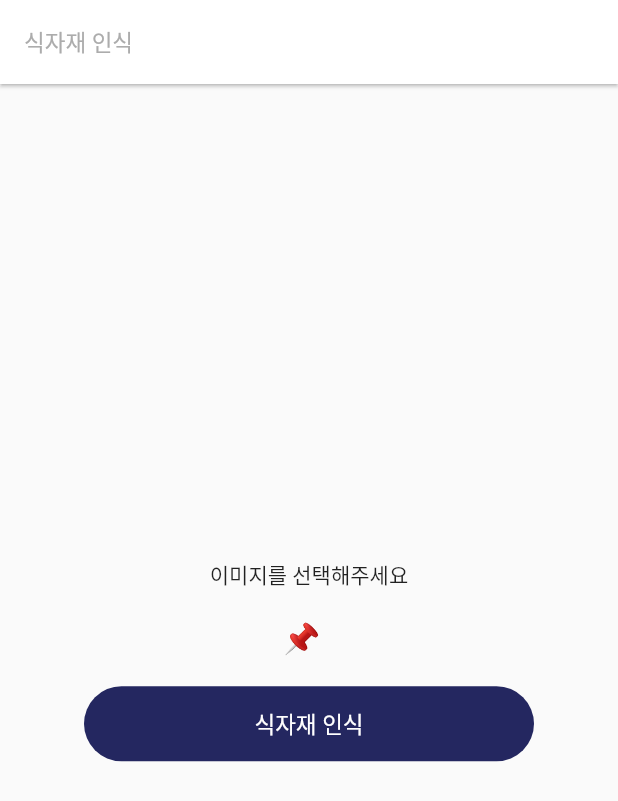
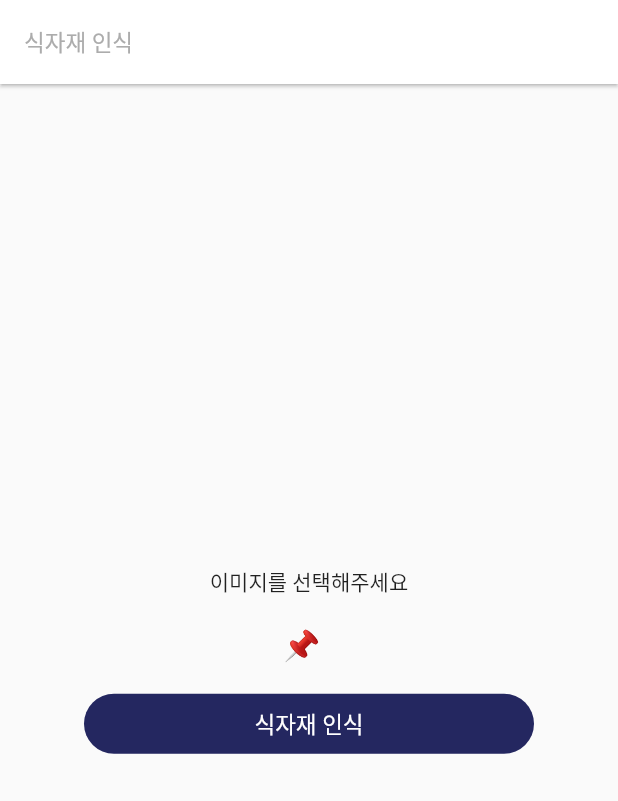
Before and after one commit to awaaaake/recipe-finder, a Flutter app: the Classifier screen opened directly, on a phone screen of 412 x 824 dp. Shown: the top 801 px of the screen. Run offline on Flutter 3.47's test engine with Material 2 defaults, Android fonts, the phone set to English and light mode, and no system bars; our stand-ins replace dio, flutter_dotenv, flutter_rating_bar, flutter_secure_storage, flutter_svg, image_picker and 1 more; missing offline and left inert: kakao_flutter_sdk_user, tflite_v2; accounts and stored records are empty; project files that could hold a hidden picture were left out.

Commit message:
재료인식 개수 추가 및 리셋 버튼 생성

```diff
--- a/lib/object_detection/classifier.dart
+++ b/lib/object_detection/classifier.dart
@@ -23,11 +23,9 @@ class _ClassifierState extends State<Classifier> {
   List<Map<dynamic, dynamic>> _recognitions = [];
   var v = "";
 
-  // var dataList = [];
   @override
   void initState() {
     super.initState();
-    print('_recognitions : $_recognitions');
     UserPrefer userPrefer = UserPrefer();
     userPrefer.resetUserLikes();
     loadmodel().then((value) {
@@ -51,19 +49,22 @@ class _ClassifierState extends State<Classifier> {
     );
   }
 
-  Future<void> _pickImage() async {
+  //갤러리 이미지 선택
+  Future<void> _pickImage(UserPrefer userPrefer) async {
     try {
       final XFile? image = await _picker.pickImage(source: ImageSource.gallery);
       setState(() {
         _image = image;
         file = File(image!.path);
       });
-      detectimage(file!);
+      await detectimage(file!);
+      _addToUserLikes(userPrefer);
     } catch (e) {
       print('Error picking image: $e');
     }
   }
 
+  //사진 촬영
   Future<void> _captureImage(UserPrefer userPrefer) async {
     try {
       final XFile? image = await _picker.pickImage(source: ImageSource.camera);
@@ -89,7 +90,6 @@ class _ClassifierState extends State<Classifier> {
     );
     setState(() {
       if (recognitions != null && recognitions.isNotEmpty) {
-        v = "";
         for (var result in recognitions) {
           if (result.containsKey('label')) {
             if (v.isNotEmpty) {
@@ -100,7 +100,6 @@ class _ClassifierState extends State<Classifier> {
               // 정규 표현식을 사용하여 숫자를 제외한 텍스트만 추출
               String labelText = label.replaceAll(RegExp(r'\d+'), '').trim();
               v += labelText;
-              print('result : $result');
               setState(() {
                 _recognitions.add({'label': labelText, 'confidence': result['confidence']});
               });
@@ -141,6 +140,7 @@ class _ClassifierState extends State<Classifier> {
             icon: Icon(Icons.refresh, color: Colors.black),
             onPressed: () {
               setState(() {
+                userPrefer.resetUserLikes();
                 _recognitions = [];
                 v = "";
                 _image = null;
@@ -157,7 +157,7 @@ class _ClassifierState extends State<Classifier> {
             if (_image != null)
               Image.file(
                 File(_image!.path),
-                height: MediaQuery.of(context).size.height - 300,
+                height: MediaQuery.of(context).size.height - 400,
                 width: MediaQuery.of(context).size.width,
                 fit: BoxFit.cover,
               )
@@ -166,11 +166,13 @@ class _ClassifierState extends State<Classifier> {
             SizedBox(height: 20),
             Text('📌  $v', style: TextStyle(color: Colors.black, fontSize: 20.0, fontWeight: FontWeight.bold),),
             SizedBox(height: 20),
+            (_recognitions.isNotEmpty)
+                ? Column(
+                  children: [
                     SizedBox(
                       width: 300,
-              height: 50,
-              child: (_recognitions.isNotEmpty)
-                  ? ElevatedButton(
+                      height: 40,
+                      child: ElevatedButton(
                           onPressed: () {
                             print('userPrefer.userLikes : ${userPrefer.userLikes}');
                             Navigator.push(context,
@@ -188,8 +190,41 @@ class _ClassifierState extends State<Classifier> {
                               elevation: 0,
                               shape: RoundedRectangleBorder(
                                   borderRadius: BorderRadius.circular(30.0))),
+                        ),
+                    ),
+                    SizedBox(
+                      height: 10.0,
+                    ),
+                    SizedBox(
+                      width: 300,
+                      height: 40,
+                      child: ElevatedButton(
+                        onPressed: () {
+                          setState(() {
+                            _image = null;
+                          });
+                          _captureImage(userPrefer);
+                        },
+                        child: Text(
+                          '재료 더 추가하기',
+                          style: TextStyle(
+                              color: Colors.white,
+                              fontSize: 15.0,
+                              fontWeight: FontWeight.w400),
+                        ),
+                        style: ElevatedButton.styleFrom(
+                            backgroundColor: Color(0xFF242760),
+                            elevation: 0,
+                            shape: RoundedRectangleBorder(
+                                borderRadius: BorderRadius.circular(30.0))),
+                      ),
+                    ),
+                  ],
                 )
-                  : ElevatedButton(
+                : SizedBox(
+                  width: 300,
+                  height: 40,
+                  child: ElevatedButton(
                       onPressed: (){
                         _captureImage(userPrefer);
                       },
```
Lines whose indentation alone changed are shown as unchanged.
